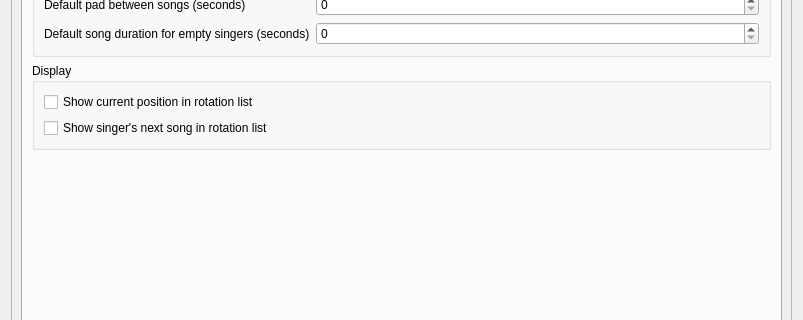
The window that OpenKJ/dlgsettings.ui (OpenKJ/OpenKJ) describes before a commit, drawn with Qt 5; both pictures show x 0 to 803 and y 118 to 438 of the 803 by 522 pixel window.
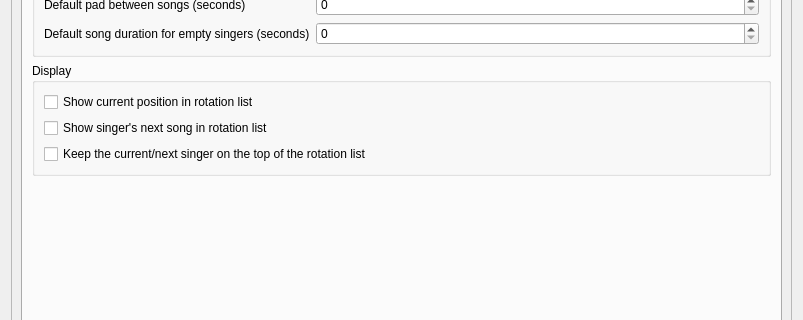
The same window after the commit. The open tabs and pages were chosen to show the change. Icons and pictures are not drawn.

Commit message: Add option to make rotation ordering follow the current/next singer position

```diff
--- a/OpenKJ/dlgsettings.ui
+++ b/OpenKJ/dlgsettings.ui
@@ -1418,6 +1418,16 @@
                  </property>
                 </widget>
                </item>
+               <item>
+                <widget class="QCheckBox" name="checkBoxCurrentSingerTop">
+                 <property name="toolTip">
+                  <string>&lt;html&gt;&lt;head/&gt;&lt;body&gt;&lt;p&gt;If enabled, the rotation list will follow the current singer position rather than using a static order.&lt;/p&gt;&lt;/body&gt;&lt;/html&gt;</string>
+                 </property>
+                 <property name="text">
+                  <string>Keep the current/next singer on the top of the rotation list</string>
+                 </property>
+                </widget>
+               </item>
               </layout>
              </widget>
             </item>
```
Left out of the diff: 2 changed lines with no effect on the pictures. The commit also changes 11 other files.
